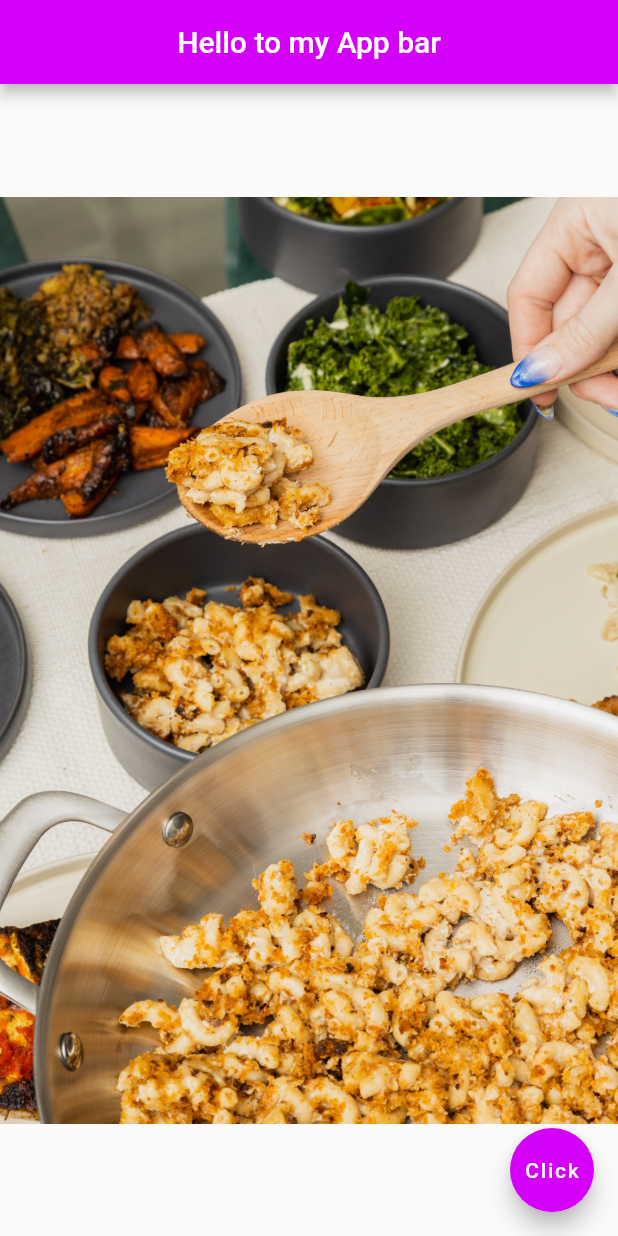
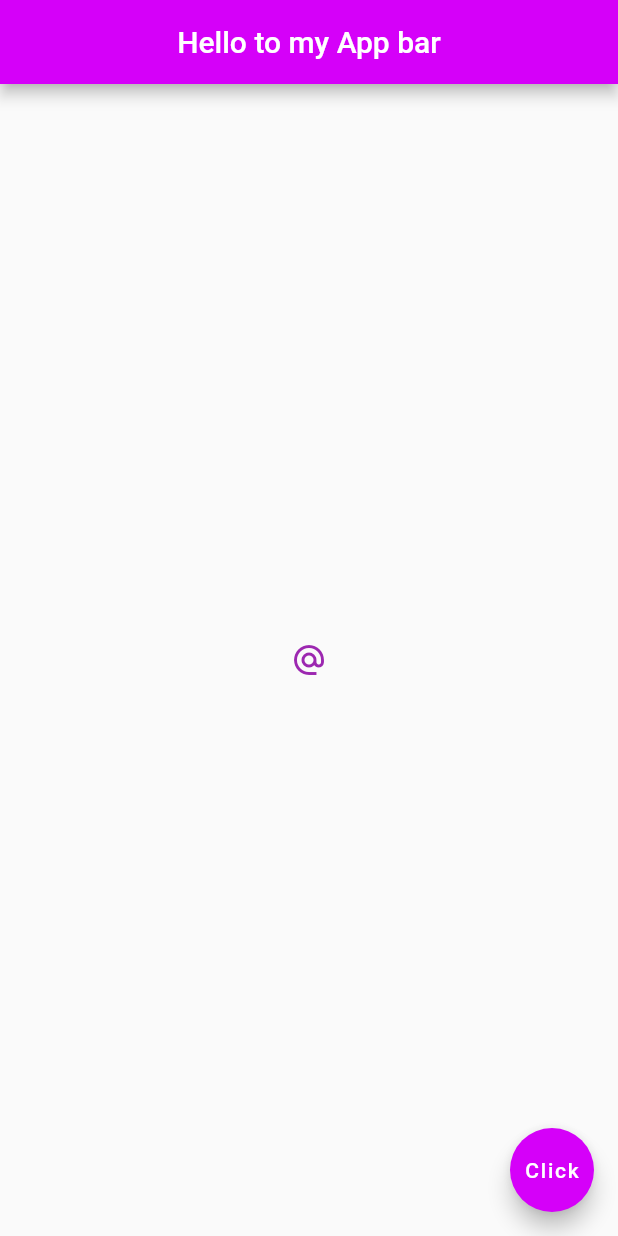
Before and after one commit to jkinathan/FlatNinja, a Flutter app: the screen it shows after launch, on a phone screen of 412 x 824 dp. Run offline on Flutter 3.47's test engine with Material 2 defaults, Android fonts, the phone set to English and light mode, and no system bars.

Commit message:
added buttons and icons

```diff
--- a/lib/main.dart
+++ b/lib/main.dart
@@ -19,7 +19,29 @@ class Home extends StatelessWidget {
         backgroundColor: Colors.purpleAccent[400],
       ),
       body: Center(
-        child: Image.asset('assets/foodie.jpg'),//Image.network('');
+        child: IconButton(
+          onPressed: () {
+              print("Fire email");
+          },
+          icon: Icon(
+            Icons.alternate_email,
+            color: Colors.purple,
+          ),
+        ),
+        // RaisedButton.icon(
+        //   onPressed: () {
+        //     print('You just clicked me');
+        //   },
+        //   icon: Icon(
+        //     Icons.email,
+        //   ),
+        //   label: Text(
+        //       'Mail me',
+        //       style: TextStyle(fontSize: 40.0,fontFamily: 'IndieFlower'),
+        //   ),
+        //   color: Colors.orange,
+        // ),
+        // Image.asset('assets/foodie.jpg'),//Image.network('');
         // Image(
         //   // image: NetworkImage('https://images.unsplash.com/photo-1550792173-5220eacae50e?ixid=MXwxMjA3fDB8MHxwaG90by1wYWdlfHx8fGVufDB8fHw%3D&ixlib=rb-1.2.1&auto=format&fit=crop&w=400&q=80'),
         //   // image: AssetImage('assets/foodie.jpg'),
```
